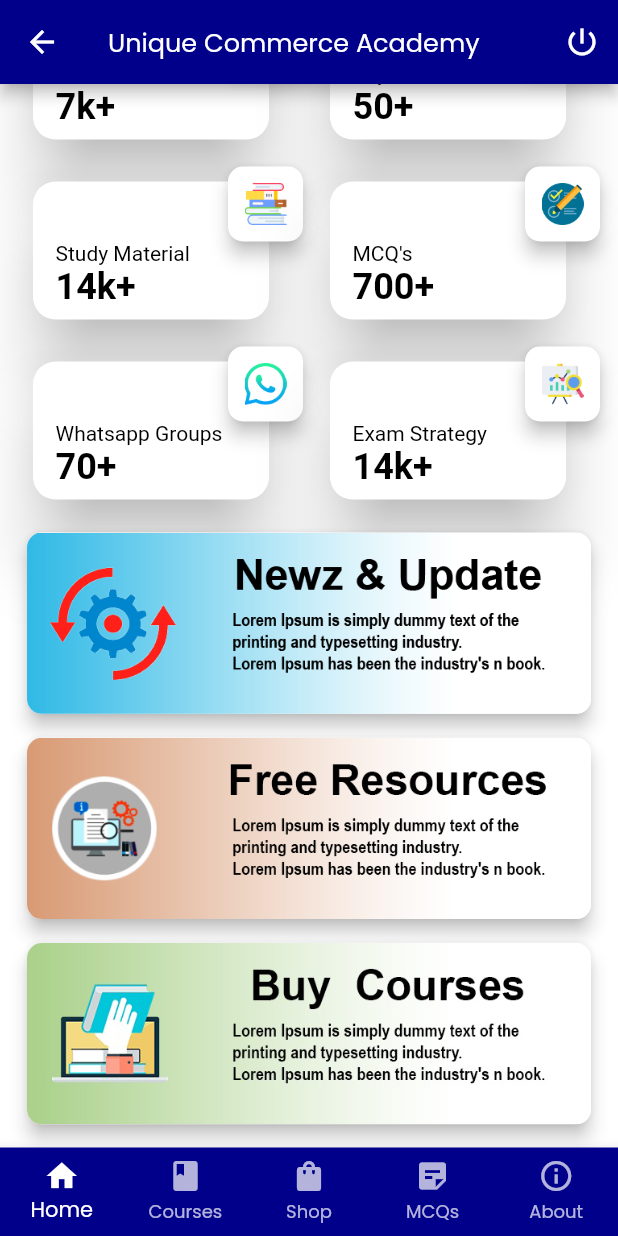
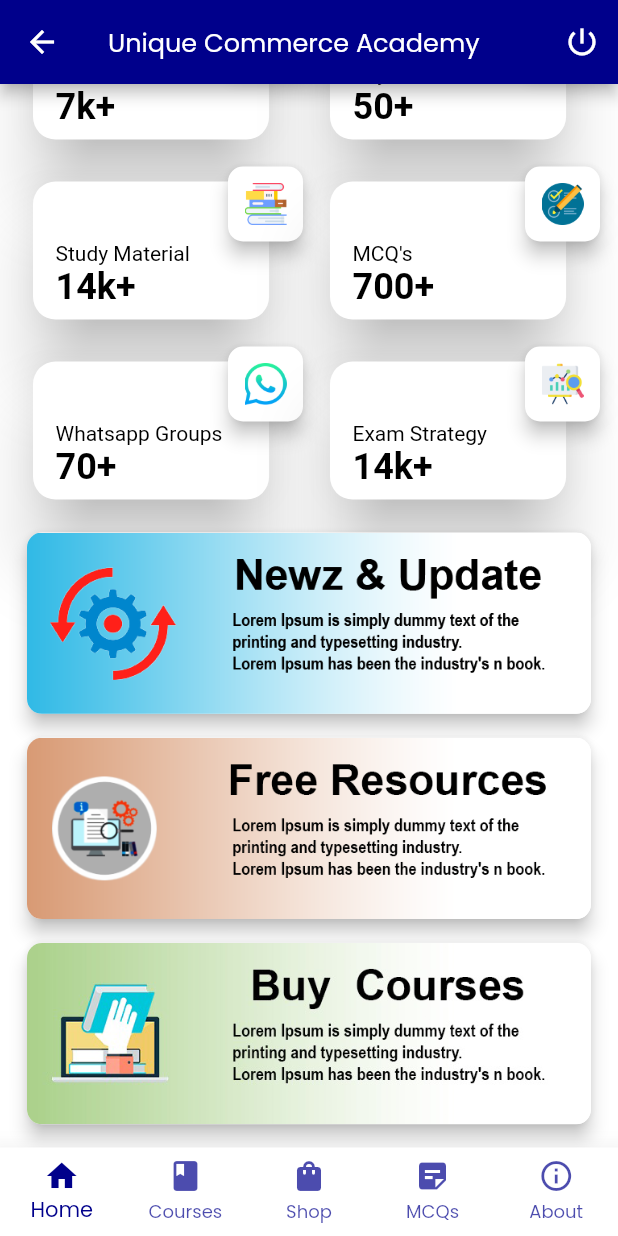
Before and after one commit to ParthParekh-dev/Virash-Flutter, a Flutter app: the HomePage screen opened by its route, scrolled down 273 dp, on a phone screen of 412 x 824 dp. Run offline on Flutter 3.47's test engine with Material 2 defaults, Android fonts, the phone set to English and light mode, and no system bars; our stand-ins replace carousel_slider, connectivity, flutter_neumorphic, flutter_spinkit, fluttertoast, lottie and 4 more; missing offline and left inert: flutter_cached_pdfview, razorpay_flutter, vimeo_player_flutter; accounts and stored records are empty; network calls fail; Roboto replaces fonts that are missing (Poppins-SemiBold); project files that could hold a hidden picture were left out.

Commit message:
Bottom Nav Bar Color Changes

```diff
--- a/lib/homePage.dart
+++ b/lib/homePage.dart
@@ -64,14 +64,15 @@ class _HomePageState extends State<HomePage> {
         ),
         bottomNavigationBar: BottomNavigationBar(
           type: BottomNavigationBarType.fixed,
-          backgroundColor: Color(0xFF00008B),
+          backgroundColor: Colors.white,
           // showSelectedLabels: false,
           // showUnselectedLabels: false,
           iconSize: 24,
           currentIndex: 0,
-          selectedItemColor: Colors.white,
-          unselectedItemColor: Colors.white.withOpacity(0.7),
+          selectedItemColor: Color(0xFF00008B),
+          unselectedItemColor: Color(0xFF00008B).withOpacity(0.7),
           // unselectedLabelStyle: TextStyle(fontSize: 13),
+          elevation: 15,
           onTap: (index) {
             switch (index) {
               case 1:
```
